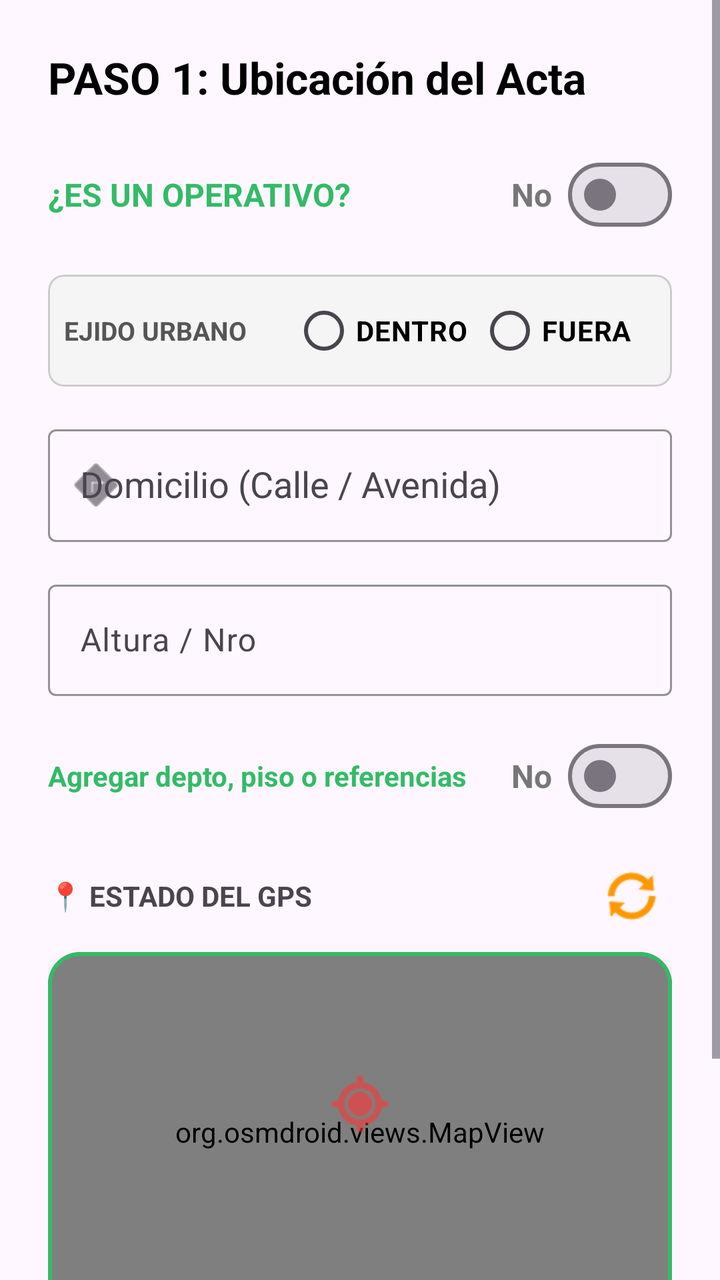
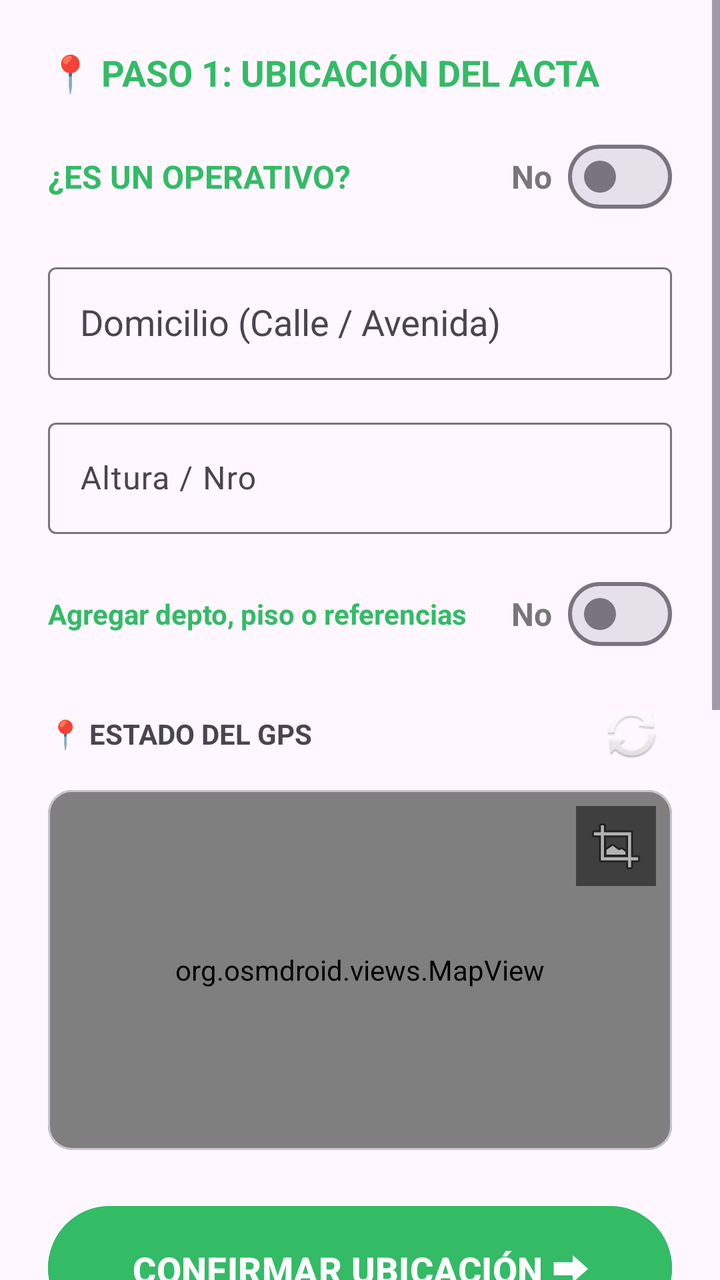

Two renders of the same Android screen: before a commit and after it. Below are the layout's source before the change and the commit's diff.
<!-- AndroidManifest.xml: application theme Theme.ChivilcoyActas -->
<!-- res/layout/fragment_ubicacion.xml -->
<?xml version="1.0" encoding="utf-8"?>
<ScrollView xmlns:android="http://schemas.android.com/apk/res/android"
    xmlns:tools="http://schemas.android.com/tools"
    xmlns:app="http://schemas.android.com/apk/res-auto"
    android:id="@+id/scrollUbicacion"
    android:layout_width="match_parent"
    android:layout_height="match_parent"
    android:fillViewport="true"
    tools:context=".UbicacionFragment">

    <LinearLayout
        android:id="@+id/containerUbicacion"
        android:layout_width="match_parent"
        android:layout_height="wrap_content"
        android:orientation="vertical"
        android:padding="24dp">

        <TextView
            android:id="@+id/tvTituloPaso1"
            android:layout_width="match_parent"
            android:layout_height="wrap_content"
            android:text="PASO 1: Ubicación del Acta"
            android:textSize="22sp"
            android:textStyle="bold"
            android:textColor="@color/black"
            android:layout_marginBottom="20dp"/>

    <LinearLayout
        android:id="@+id/layoutOperativoContainer"
        android:layout_width="match_parent"
        android:layout_height="wrap_content"
        android:orientation="horizontal"
        android:gravity="center_vertical"
        android:layout_marginBottom="16dp">

        <TextView
            android:layout_width="0dp"
            android:layout_height="wrap_content"
            android:layout_weight="1"
            android:text="¿ES UN OPERATIVO?"
            android:textSize="16sp"
            android:textStyle="bold"
            android:textColor="#33BB66" />

        <TextView
            android:id="@+id/tvEstadOperativo"
            android:layout_width="wrap_content"
            android:layout_height="wrap_content"
            android:text="No"
            android:textSize="16sp"
            android:textStyle="bold"
            android:textColor="#777777"
            android:layout_marginEnd="8dp"/>

        <com.google.android.material.materialswitch.MaterialSwitch
            android:id="@+id/swOperativo"
            android:layout_width="wrap_content"
            android:layout_height="wrap_content"/>
    </LinearLayout>

        
        <com.google.android.material.card.MaterialCardView
            android:id="@+id/cvEjidoUrbano"
            android:layout_width="match_parent"
            android:layout_height="wrap_content"
            app:cardBackgroundColor="#F5F5F5"
            app:strokeColor="#CCCCCC"
            app:strokeWidth="1dp"
            android:layout_marginBottom="16dp"
            app:cardCornerRadius="8dp">

            <LinearLayout
                android:layout_width="match_parent"
                android:layout_height="wrap_content"
                android:orientation="horizontal"
                android:gravity="center_vertical"
                android:padding="4dp">

                
                <TextView
                    android:layout_width="0dp"
                    android:layout_height="wrap_content"
                    android:layout_weight="0.35"
                    android:text="EJIDO URBANO"
                    android:textSize="13sp"
                    android:textStyle="bold"
                    android:textColor="#555555"
                    android:gravity="center_vertical"
                    android:paddingStart="4dp" />

                
                <RadioGroup
                    android:id="@+id/rgEjidoUrbano"
                    android:layout_width="0dp"
                    android:layout_height="wrap_content"
                    android:layout_weight="0.55"
                    android:orientation="horizontal"
                    android:weightSum="2">

                    <RadioButton
                        android:id="@+id/rbEjidoDentro"
                        android:layout_width="0dp"
                        android:layout_height="wrap_content"
                        android:layout_weight="1"
                        android:text="DENTRO"
                        android:textSize="14sp"
                        android:textStyle="bold"
                        android:textColor="@color/black" />

                    <RadioButton
                        android:id="@+id/rbEjidoFuera"
                        android:layout_width="0dp"
                        android:layout_height="wrap_content"
                        android:layout_weight="1"
                        android:text="FUERA"
                        android:textSize="14sp"
                        android:textStyle="bold"
                        android:textColor="@color/black" />
                </RadioGroup>
            </LinearLayout>
        </com.google.android.material.card.MaterialCardView>

        <com.google.android.material.textfield.TextInputLayout
            android:id="@+id/tilCalle"
            style="@style/Widget.Material3.TextInputLayout.OutlinedBox"
            android:layout_width="match_parent"
            android:layout_height="wrap_content"
            android:layout_marginBottom="16dp"
            android:hint="Domicilio (Calle / Avenida)"
            app:boxStrokeColor="#33BB66"
            app:hintTextColor="#33BB66"
            app:startIconDrawable="@android:drawable/ic_menu_directions"
            app:endIconMode="clear_text"> 

            <AutoCompleteTextView
                android:id="@+id/acCalle"
                android:layout_width="match_parent"
                android:layout_height="wrap_content"
                android:completionThreshold="1"
                android:dropDownHeight="220dp"
                android:inputType="textCapWords"
                android:padding="16dp"
                android:selectAllOnFocus="true" /> 

        </com.google.android.material.textfield.TextInputLayout>

        
        <com.google.android.material.textfield.TextInputLayout
            style="@style/Widget.Material3.TextInputLayout.OutlinedBox"
            android:layout_width="match_parent"
            android:layout_height="wrap_content"
            android:hint="Altura / Nro"
            android:layout_marginBottom="16dp"
            app:boxStrokeColor="#33BB66"
            app:hintTextColor="#33BB66">
            <com.google.android.material.textfield.TextInputEditText
                android:id="@+id/etAlturaUbicacion"
                android:layout_width="match_parent"
                android:layout_height="wrap_content"
                android:inputType="number" />
        </com.google.android.material.textfield.TextInputLayout>

        <LinearLayout
            android:layout_width="match_parent"
            android:layout_height="wrap_content"
            android:orientation="horizontal"
            android:gravity="center_vertical"
            android:layout_marginBottom="16dp">

            <TextView
                android:layout_width="0dp"
                android:layout_height="wrap_content"
                android:layout_weight="1"
                android:text="Agregar depto, piso o referencias"
                android:textSize="14sp"
                android:textStyle="bold"
                android:textColor="#33BB66" />

            <TextView
                android:id="@+id/tvEstadoDetalle"
                android:layout_width="wrap_content"
                android:layout_height="wrap_content"
                android:text="No"
                android:textSize="16sp"
                android:textStyle="bold"
                android:textColor="#777777"
                android:layout_marginEnd="8dp"/>

            
            <com.google.android.material.materialswitch.MaterialSwitch
                android:id="@+id/swDetalleUbicacion"
                android:layout_width="wrap_content"
                android:layout_height="wrap_content"/>

        </LinearLayout>

        
        <LinearLayout
            android:id="@+id/layoutCamposDetalleUbicacion"
            android:layout_width="match_parent"
            android:layout_height="wrap_content"
            android:orientation="vertical"
            android:visibility="gone"
            android:layout_marginBottom="16dp"
            tools:visibility="visible">

            <com.google.android.material.textfield.TextInputLayout
                style="@style/Widget.Material3.TextInputLayout.OutlinedBox"
                android:layout_width="match_parent"
                android:layout_height="wrap_content"
                android:hint="Piso / Departamento / Oficina"
                android:layout_marginBottom="8dp"
                app:boxStrokeColor="#33BB66"
                app:hintTextColor="#33BB66">
                <com.google.android.material.textfield.TextInputEditText
                    android:id="@+id/etDeptoUbicacion"
                    android:layout_width="match_parent"
                    android:layout_height="wrap_content"
                    android:inputType="textCapCharacters" />
            </com.google.android.material.textfield.TextInputLayout>

            <com.google.android.material.textfield.TextInputLayout
                style="@style/Widget.Material3.TextInputLayout.OutlinedBox"
                android:layout_width="match_parent"
                android:layout_height="wrap_content"
                android:hint="Detalles de referencia (Ej: Entre calles, local lila, etc.)"
                app:boxStrokeColor="#33BB66"
                app:hintTextColor="#33BB66">
                <com.google.android.material.textfield.TextInputEditText
                    android:id="@+id/etReferenciaUbicacion"
                    android:layout_width="match_parent"
                    android:layout_height="wrap_content"
                    android:lines="2"
                    android:gravity="top"
                    android:inputType="textMultiLine" />
            </com.google.android.material.textfield.TextInputLayout>

        </LinearLayout>


        
        <LinearLayout
            android:layout_width="match_parent"
            android:layout_height="wrap_content"
            android:orientation="horizontal"
            android:gravity="center_vertical"
            android:layout_marginBottom="8dp">

            <TextView
                android:id="@+id/tvGpsStatus"
                android:layout_width="0dp"
                android:layout_height="wrap_content"
                android:layout_weight="1"
                android:text="📍 ESTADO DEL GPS"
                android:textStyle="bold"
                android:textSize="14sp" />

            <ImageButton
                android:id="@+id/btnRefrescarGps"
                android:layout_width="40dp"
                android:layout_height="40dp"
                android:src="@android:drawable/ic_popup_sync"
                android:background="?attr/selectableItemBackgroundBorderless"
                app:tint="#FF9800" />

        </LinearLayout>

        <com.google.android.material.card.MaterialCardView
            android:layout_width="match_parent"
            android:layout_height="180dp"
            app:cardCornerRadius="16dp"
            app:cardElevation="4dp"
            android:layout_marginBottom="24dp"
            app:strokeColor="#33BB66"
            app:strokeWidth="2dp">

            <org.osmdroid.views.MapView
                android:id="@+id/mapView"
                android:layout_width="match_parent"
                android:layout_height="match_parent" />

            <ImageView
                android:layout_width="36dp"
                android:layout_height="36dp"
                android:layout_gravity="center"
                android:translationY="-14dp"
                android:src="@android:drawable/ic_menu_mylocation"
                app:tint="#FF3333" />

    </com.google.android.material.card.MaterialCardView>

    
        <View
            android:layout_width="match_parent"
            android:layout_height="0dp"
            android:layout_weight="1" />

        <Button
            android:id="@+id/btnSiguienteUbicacion"
            android:layout_width="match_parent"
            android:layout_height="70dp"
            android:text="CONFIRMAR UBICACIÓN Y CONTINUAR"
            android:textSize="18sp"
            android:textStyle="bold"
            android:backgroundTint="#33BB66"
            app:cornerRadius="12dp"
            android:elevation="8dp"/>

    </LinearLayout>
</ScrollView>
<!-- resources referenced by this layout -->
<resources>
  <color name="black">#FF000000</color>
  <style name="Theme.ChivilcoyActas" parent="Base.Theme.ChivilcoyActas" />
  <style name="Base.Theme.ChivilcoyActas" parent="Theme.Material3.DayNight.NoActionBar">
          
          <item name="colorPrimary">#33BB66</item>
  
          <item name="colorSecondary">#33BB66</item>
          <item name="android:statusBarColor">#33BB66</item>
      </style>
</resources>

<!-- the commit's change to res/layout/fragment_ubicacion.xml (unified diff, before → after) -->
@@ -1,11 +1,12 @@
 <?xml version="1.0" encoding="utf-8"?>
 <ScrollView xmlns:android="http://schemas.android.com/apk/res/android"
     xmlns:tools="http://schemas.android.com/tools"
-    xmlns:app="http://schemas.android.com/apk/res-auto"
+    xmlns:app="http://schemas.android.com/style/app"
     android:id="@+id/scrollUbicacion"
     android:layout_width="match_parent"
     android:layout_height="match_parent"
-    android:fillViewport="true"
+    android:clipToPadding="false"
+    android:paddingBottom="200dp"
     tools:context=".UbicacionFragment">
 
     <LinearLayout
@@ -13,17 +14,18 @@
         android:layout_width="match_parent"
         android:layout_height="wrap_content"
         android:orientation="vertical"
-        android:padding="24dp">
+        android:padding="24dp"
+        android:paddingBottom="500dp">
 
         <TextView
             android:id="@+id/tvTituloPaso1"
-            android:layout_width="match_parent"
-            android:layout_height="wrap_content"
-            android:text="PASO 1: Ubicación del Acta"
-            android:textSize="22sp"
+            android:layout_width="wrap_content"
+            android:layout_height="wrap_content"
+            android:text="📍 PASO 1: UBICACIÓN DEL ACTA"
+            android:textColor="#33BB66"
             android:textStyle="bold"
-            android:textColor="@color/black"
-            android:layout_marginBottom="20dp"/>
+            android:textSize="18sp"
+            android:layout_marginBottom="16dp"/>
 
     <LinearLayout
         android:id="@+id/layoutOperativoContainer"
@@ -63,6 +65,7 @@
             android:id="@+id/cvEjidoUrbano"
             android:layout_width="match_parent"
             android:layout_height="wrap_content"
+            android:visibility="gone"
             app:cardBackgroundColor="#F5F5F5"
             app:strokeColor="#CCCCCC"
             app:strokeWidth="1dp"
@@ -138,7 +141,7 @@
                 android:layout_height="wrap_content"
                 android:completionThreshold="1"
                 android:dropDownHeight="220dp"
-                android:inputType="textCapWords"
+                android:inputType="textCapWords|textNoSuggestions|textVisiblePassword"
                 android:padding="16dp"
                 android:selectAllOnFocus="true" /> 
 
@@ -157,7 +160,8 @@
                 android:id="@+id/etAlturaUbicacion"
                 android:layout_width="match_parent"
                 android:layout_height="wrap_content"
-                android:inputType="number" />
+                android:inputType="number"
+                android:selectAllOnFocus="true" />
         </com.google.android.material.textfield.TextInputLayout>
 
         <LinearLayout
@@ -201,8 +205,7 @@
             android:layout_height="wrap_content"
             android:orientation="vertical"
             android:visibility="gone"
-            android:layout_marginBottom="16dp"
-            tools:visibility="visible">
+            android:layout_marginBottom="16dp">
 
             <com.google.android.material.textfield.TextInputLayout
                 style="@style/Widget.Material3.TextInputLayout.OutlinedBox"
@@ -216,23 +219,36 @@
                     android:id="@+id/etDeptoUbicacion"
                     android:layout_width="match_parent"
                     android:layout_height="wrap_content"
-                    android:inputType="textCapCharacters" />
+                    android:inputType="textCapCharacters|textNoSuggestions|textVisiblePassword"
+                    android:selectAllOnFocus="true" />
             </com.google.android.material.textfield.TextInputLayout>
 
+
+
             <com.google.android.material.textfield.TextInputLayout
+                android:id="@+id/tilReferenciaUbicacion"
                 style="@style/Widget.Material3.TextInputLayout.OutlinedBox"
                 android:layout_width="match_parent"
                 android:layout_height="wrap_content"
+                app:boxStrokeColor="#33BB66"
+                app:hintTextColor="#33BB66"
                 android:hint="Detalles de referencia (Ej: Entre calles, local lila, etc.)"
-                app:boxStrokeColor="#33BB66"
-                app:hintTextColor="#33BB66">
+                app:endIconMode="custom"
+                app:endIconDrawable="@android:drawable/ic_menu_close_clear_cancel"
+                app:endIconTint="#777777"
+                app:endIconCheckable="false"
+                app:isEndIconVisible="true">
+
                 <com.google.android.material.textfield.TextInputEditText
                     android:id="@+id/etReferenciaUbicacion"
                     android:layout_width="match_parent"
                     android:layout_height="wrap_content"
                     android:lines="2"
                     android:gravity="top"
-                    android:inputType="textMultiLine" />
+                    android:inputType="textMultiLine|textCapSentences|textNoSuggestions"
+                    android:imeOptions="actionDone"
+                    android:selectAllOnFocus="true" />
+
             </com.google.android.material.textfield.TextInputLayout>
 
         </LinearLayout>
@@ -274,37 +290,45 @@
             app:strokeColor="#33BB66"
             app:strokeWidth="2dp">
 
-            <org.osmdroid.views.MapView
-                android:id="@+id/mapView"
-                android:layout_width="match_parent"
-                android:layout_height="match_parent" />
-
-            <ImageView
-                android:layout_width="36dp"
-                android:layout_height="36dp"
-                android:layout_gravity="center"
-                android:translationY="-14dp"
-                android:src="@android:drawable/ic_menu_mylocation"
-                app:tint="#FF3333" />
-
-    </com.google.android.material.card.MaterialCardView>
-
-    
-        <View
-            android:layout_width="match_parent"
-            android:layout_height="0dp"
-            android:layout_weight="1" />
+            <FrameLayout
+                android:layout_width="match_parent"
+                android:layout_height="match_parent">
+
+                <org.osmdroid.views.MapView
+                    android:id="@+id/mapView"
+                    android:layout_width="match_parent"
+                    android:layout_height="match_parent" />
+
+                
+                
+
+                
+                <ImageButton
+                    android:id="@+id/btnExpandirMapa"
+                    android:layout_width="40dp"
+                    android:layout_height="40dp"
+                    android:layout_gravity="top|end"
+                    android:layout_margin="8dp"
+                    android:background="#80000000"
+                    android:src="@android:drawable/ic_menu_crop"
+                    app:tint="#FFFFFF" />
+
+            </FrameLayout>
+
+        </com.google.android.material.card.MaterialCardView>
 
         <Button
             android:id="@+id/btnSiguienteUbicacion"
             android:layout_width="match_parent"
             android:layout_height="70dp"
-            android:text="CONFIRMAR UBICACIÓN Y CONTINUAR"
+            android:text="CONFIRMAR UBICACIÓN ⮕"
             android:textSize="18sp"
             android:textStyle="bold"
             android:backgroundTint="#33BB66"
             app:cornerRadius="12dp"
             android:elevation="8dp"/>
-
+        <Space
+            android:layout_width="match_parent"
+            android:layout_height="100dp" />
     </LinearLayout>
 </ScrollView>
